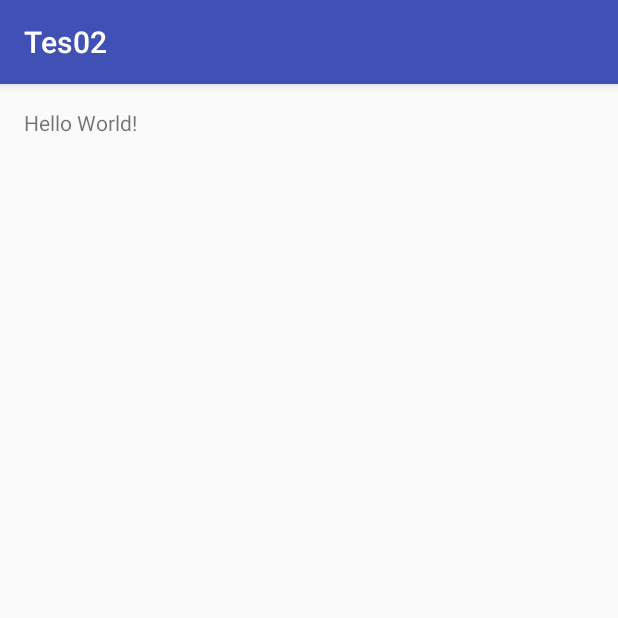
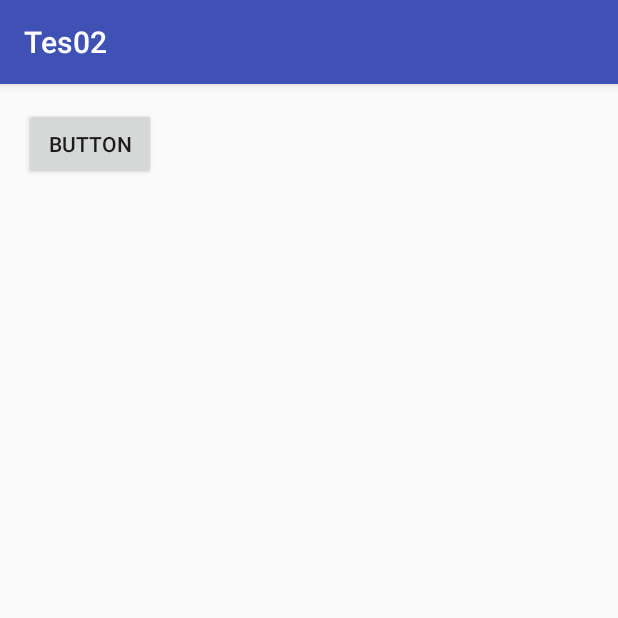
Before and after one commit to cholidridwan/MyAppI, an Android app: the screen it shows after launch (MainActivity), on a phone screen of 412 x 824 dp, the top half of it. Run offline under Robolectric (Android 15) with nearby library versions, the phone set to English and light mode, and no system bars.

Commit message:
add touch event, move button when it touch

```diff
--- a/app/src/main/java/com/edgeasia/tes02/MainActivity.java
+++ b/app/src/main/java/com/edgeasia/tes02/MainActivity.java
@@ -2,12 +2,43 @@ package com.edgeasia.tes02;
 
 import android.support.v7.app.AppCompatActivity;
 import android.os.Bundle;
+import android.util.Log;
+import android.view.MotionEvent;
+import android.view.ScaleGestureDetector;
+import android.view.View;
+import android.widget.Button;
+import android.widget.LinearLayout;
+import android.widget.RelativeLayout;
 
 public class MainActivity extends AppCompatActivity {
+
+    private RelativeLayout canvas;
 
     @Override
     protected void onCreate(Bundle savedInstanceState) {
         super.onCreate(savedInstanceState);
         setContentView(R.layout.activity_main);
+
+        canvas = (RelativeLayout) findViewById(R.id.canvas);
+
+        final Button btnTag = new Button(this);
+        btnTag.setText("Button");
+        btnTag.setId(1);
+        canvas.addView(btnTag);
+
+        canvas.setOnTouchListener(new View.OnTouchListener() {
+            @Override
+            public boolean onTouch(View v, MotionEvent event) {
+                int xpos=(int) event.getX();
+                int ypos=(int) event.getY();
+
+                Log.i("coo", String.valueOf(xpos) + "x" + String.valueOf(ypos));
+                btnTag.setX(xpos);
+                btnTag.setY(ypos);
+
+                return true;
+            }
+        });
     }
+
 }
--- a/app/src/main/res/layout/activity_main.xml
+++ b/app/src/main/res/layout/activity_main.xml
@@ -1,17 +1,14 @@
 <?xml version="1.0" encoding="utf-8"?>
-<RelativeLayout
-    xmlns:android="http://schemas.android.com/apk/res/android"
+<RelativeLayout xmlns:android="http://schemas.android.com/apk/res/android"
     xmlns:tools="http://schemas.android.com/tools"
     android:layout_width="match_parent"
     android:layout_height="match_parent"
+    android:paddingBottom="@dimen/activity_vertical_margin"
     android:paddingLeft="@dimen/activity_horizontal_margin"
     android:paddingRight="@dimen/activity_horizontal_margin"
     android:paddingTop="@dimen/activity_vertical_margin"
-    android:paddingBottom="@dimen/activity_vertical_margin"
+    android:id="@+id/canvas"
     tools:context="com.edgeasia.tes02.MainActivity">
 
-    <TextView
-        android:text="Hello World!"
-        android:layout_width="wrap_content"
-        android:layout_height="wrap_content" />
+
 </RelativeLayout>
```
Also changed, not shown: app/src/main/AndroidManifest.xml (+7 -4 lines), app/src/main/res/drawable/ic5.jpg (added).
